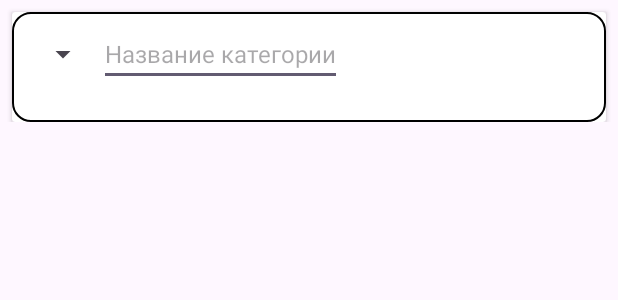
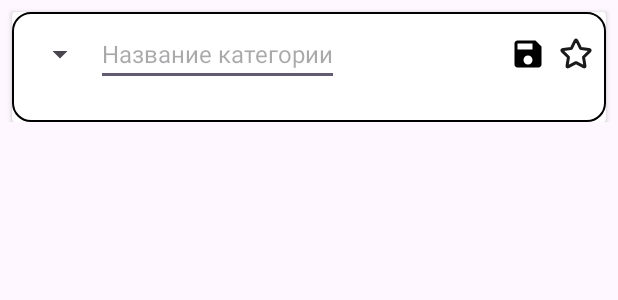
Before and after one commit to rybakova-auca-2021/NeoTaskManager, an Android app: the layout item_category_card.xml on its own in the app's theme, with its tools: preview values and no code run, on a phone screen of 412 x 824 dp. Shown: the top 300 px of the screen. Run offline under Robolectric (Android 15) with nearby library versions, the phone set to English and light mode, and no system bars; Roboto replaces fonts that are not available here.

Commit message:
work on possibility to choose category color and save categories

```diff
--- a/app/src/main/java/com/example/neotaskmanager/presentation/ui/main/MainPageFragment.kt
+++ b/app/src/main/java/com/example/neotaskmanager/presentation/ui/main/MainPageFragment.kt
@@ -159,11 +159,11 @@ class MainPageFragment : Fragment() {
     private fun setupAdapterClicks() {
         adapter.setOnItemClickListener(object : CategoryAdapter.OnItemClickListener {
             override fun onTaskItemClick(item: Task?) {
-                TODO("Not yet implemented")
+                println("clicked")
             }
 
             override fun onSpinnerClickListener() {
-                TODO("Not yet implemented")
+                println("on spinner clicked")
             }
         })
     }
--- /dev/null
+++ b/app/src/main/res/drawable/baseline_save_24.xml
@@ -0,0 +1,5 @@
+<vector android:height="24dp" android:tint="#000000"
+    android:viewportHeight="24" android:viewportWidth="24"
+    android:width="24dp" xmlns:android="http://schemas.android.com/apk/res/android">
+    <path android:fillColor="@android:color/white" android:pathData="M17,3L5,3c-1.11,0 -2,0.9 -2,2v14c0,1.1 0.89,2 2,2h14c1.1,0 2,-0.9 2,-2L21,7l-4,-4zM12,19c-1.66,0 -3,-1.34 -3,-3s1.34,-3 3,-3 3,1.34 3,3 -1.34,3 -3,3zM15,9L5,9L5,5h10v4z"/>
+</vector>
--- /dev/null
+++ b/app/src/main/res/drawable/trash.xml
@@ -0,0 +1,13 @@
+<vector xmlns:android="http://schemas.android.com/apk/res/android"
+    android:width="24dp"
+    android:height="24dp"
+    android:viewportWidth="24"
+    android:viewportHeight="24">
+  <group>
+    <clip-path
+        android:pathData="M0,0h24v24h-24z"/>
+    <path
+        android:pathData="M7,21C6.45,21 5.979,20.804 5.588,20.413C5.196,20.021 5,19.55 5,19V6H4V4H9V3H15V4H20V6H19V19C19,19.55 18.804,20.021 18.413,20.413C18.021,20.804 17.55,21 17,21H7ZM17,6H7V19H17V6ZM9,17H11V8H9V17ZM13,17H15V8H13V17Z"
+        android:fillColor="#F02222"/>
+  </group>
+</vector>
--- a/app/src/main/res/layout/item_category_card.xml
+++ b/app/src/main/res/layout/item_category_card.xml
@@ -15,6 +15,7 @@
         app:layout_constraintTop_toTopOf="parent">
 
         <androidx.constraintlayout.widget.ConstraintLayout
+            android:id="@+id/card"
             android:layout_width="match_parent"
             android:layout_height="match_parent"
             android:paddingVertical="16dp"
@@ -33,9 +34,10 @@
 
             <Spinner
                 android:id="@+id/spinner"
-                android:layout_width="50dp"
+                android:layout_width="wrap_content"
                 android:layout_height="wrap_content"
                 android:layout_marginStart="8dp"
+                tools:listitem="@layout/item_circle"
                 app:layout_constraintStart_toStartOf="parent"
                 app:layout_constraintTop_toTopOf="parent" />
 
@@ -43,11 +45,11 @@
                 android:id="@+id/star"
                 android:layout_width="wrap_content"
                 android:layout_height="wrap_content"
-                android:layout_marginTop="8dp"
                 android:layout_marginEnd="8dp"
-                android:visibility="gone"
-                app:layout_constraintEnd_toEndOf="parent"
-                app:layout_constraintTop_toTopOf="parent"
+                android:visibility="visible"
+                app:layout_constraintBottom_toBottomOf="@+id/category_name"
+                app:layout_constraintEnd_toStartOf="@+id/btn_delete"
+                app:layout_constraintTop_toTopOf="@+id/category_name"
                 app:srcCompat="@drawable/icon_star" />
 
             <androidx.cardview.widget.CardView
@@ -92,6 +94,27 @@
                 app:layout_constraintStart_toStartOf="@+id/category_name"
                 app:layout_constraintTop_toBottomOf="@+id/card_tasks_in_process" />
 
+            <ImageView
+                android:id="@+id/btn_delete"
+                android:layout_width="wrap_content"
+                android:layout_height="wrap_content"
+                android:layout_marginEnd="16dp"
+                android:visibility="gone"
+                app:layout_constraintBottom_toBottomOf="@+id/star"
+                app:layout_constraintEnd_toEndOf="parent"
+                app:layout_constraintTop_toTopOf="@+id/star"
+                app:srcCompat="@drawable/trash" />
+
+            <ImageView
+                android:id="@+id/btn_save"
+                android:layout_width="wrap_content"
+                android:layout_height="wrap_content"
+                android:layout_marginEnd="8dp"
+                app:layout_constraintBottom_toBottomOf="@+id/category_name"
+                app:layout_constraintEnd_toStartOf="@+id/star"
+                app:layout_constraintTop_toTopOf="@+id/category_name"
+                app:srcCompat="@drawable/baseline_save_24" />
+
 
         </androidx.constraintlayout.widget.ConstraintLayout>
     </androidx.cardview.widget.CardView>
```
Also changed, not shown: app/src/main/java/com/example/neotaskmanager/presentation/ui/main/CategoryAdapter.kt (+62 -1 lines), app/src/main/res/drawable/rounded_red_card_background.xml (added, +9 -0 lines), app/src/main/res/drawable/spinner_item_1.xml (added, +8 -0 lines), app/src/main/res/drawable/spinner_item_2.xml (added, +8 -0 lines), app/src/main/res/drawable/spinner_item_3.xml (added, +8 -0 lines), app/src/main/res/drawable/spinner_item_4.xml (added, +8 -0 lines), app/src/main/res/drawable/spinner_item_5.xml (added, +8 -0 lines), app/src/main/res/drawable/star_clicked.xml (added, +13 -0 lines), app/src/main/res/layout/item_circle.xml (added, +22 -0 lines), app/src/main/res/values/colors.xml (+7 -0 lines).
